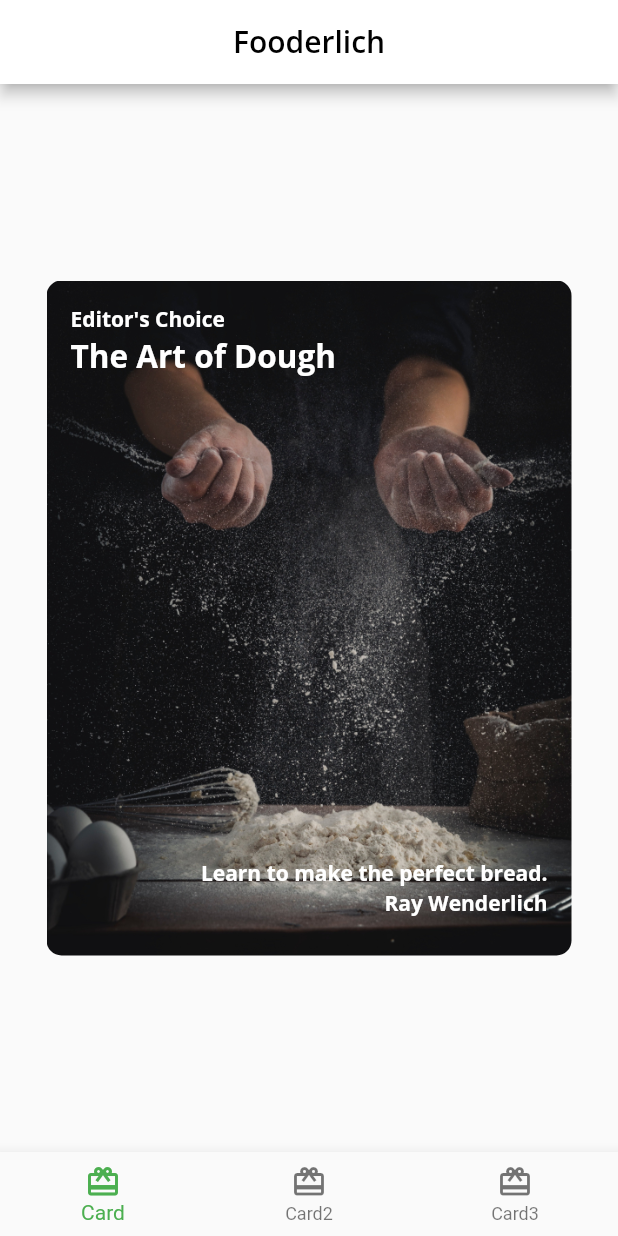
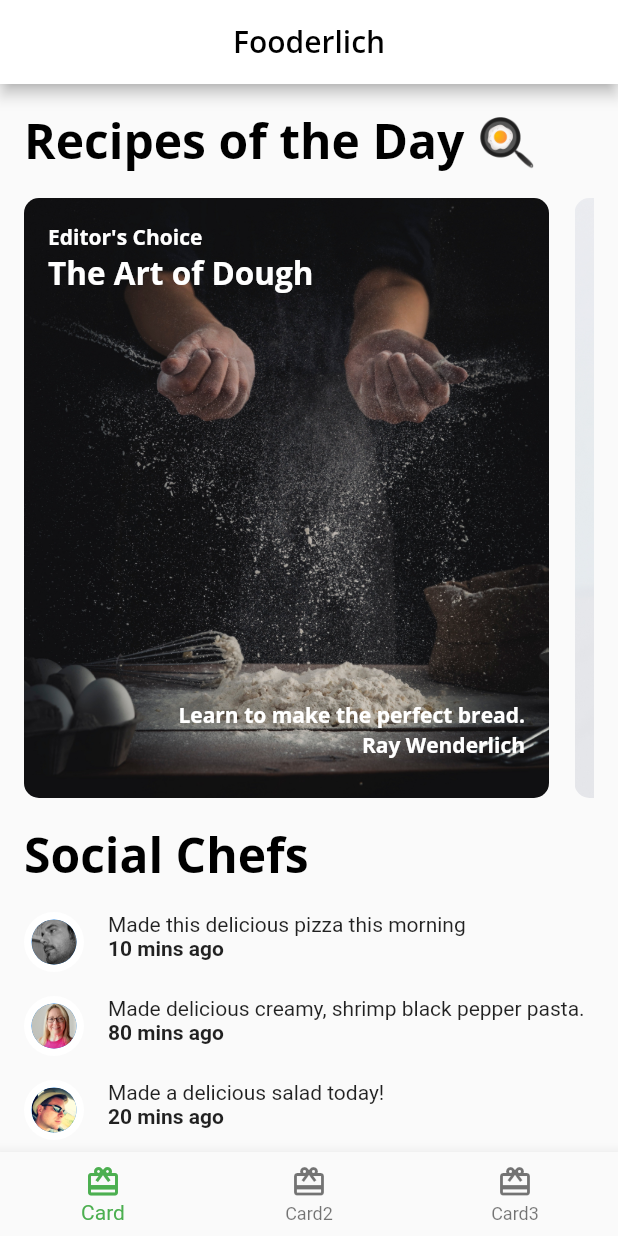
Before and after one commit to Alan13377/Flutter-recipes, a Flutter app: the screen it shows after launch, on a phone screen of 412 x 824 dp. Run offline on Flutter 3.47's test engine with Material 2 defaults, Android fonts, the phone set to English and light mode, and no system bars; our stand-ins replace google_fonts.

Commit message:
Creacion de un ListView Anidado

```diff
--- a/lib/models/explore_data.dart
+++ b/lib/models/explore_data.dart
@@ -1,8 +1,11 @@
 import 'package:fooderlich/models/explore_recipe.dart';
+import 'package:fooderlich/models/post.dart';
 
+//*Modelo para agrupar dos conjuntos de datos
+//*Contiene la lista de ExploreRecipes y la lista de Post
 class ExploreData {
   final List<ExploreRecipe> todayRecipes;
-  final List friendsPost;
+  final List<Post> friendsPost;
 
   ExploreData(this.todayRecipes, this.friendsPost);
 }
--- a/lib/models/explore_recipe.dart
+++ b/lib/models/explore_recipe.dart
@@ -8,6 +8,8 @@ class RecipeCardType {
   static const card3 = "card3";
 }
 
+//* Modelo que mostrara todos los detalles de una receta
+//*Contiene los ingredientes, las intrucciones, duracion etc
 class ExploreRecipe {
   String id;
   String cardType;
--- a/lib/models/ingredients.dart
+++ b/lib/models/ingredients.dart
@@ -1,3 +1,4 @@
+//*Modelo que mostrara los ingredientes de la receta
 class Ingredients {
   String imageUrl;
   String title;
--- a/lib/models/instruction.dart
+++ b/lib/models/instruction.dart
@@ -1,3 +1,4 @@
+//*Modelo que dara las intrucciones para cocinar la receta
 class Instruction {
   String imageUrl;
   String description;
--- a/lib/models/post.dart
+++ b/lib/models/post.dart
@@ -1,3 +1,4 @@
+//*Modelo para describir una publicacion de un amigo
 class Post {
   String id;
   String profileImageUrl;
--- a/lib/models/sample_recipe.dart
+++ b/lib/models/simple_recipe.dart
@@ -1,3 +1,4 @@
+//*Mmustra la dificultad de la receta
 class SimpleRecipe {
   String id;
   String dishImage;
--- /dev/null
+++ b/lib/pages/explore_page.dart
@@ -0,0 +1,41 @@
+import 'package:flutter/material.dart';
+import 'package:fooderlich/api/mock_fooderlich_service.dart';
+import 'package:fooderlich/widgets/friend_post_listview.dart';
+import 'package:fooderlich/widgets/today_recipe_list_view.dart';
+
+//*Pagina que contiene el ListView Principal
+class ExplorerPage extends StatelessWidget {
+  //*Instancia de la Clase MockFooderlichService
+  final mockService = MockFooderlichService();
+
+  ExplorerPage({super.key});
+
+  @override
+  Widget build(BuildContext context) {
+    return FutureBuilder(
+      future: mockService.getExplorerData(),
+      builder: (context, snapshot) {
+        if (snapshot.connectionState == ConnectionState.done) {
+          //*ListView Anidado
+          //*ListView de scroll vertical, el cual contiene otro ListView de scroll horizontal
+          return ListView(
+            scrollDirection: Axis.vertical,
+            children: [
+              //*ListView Recetas del dia
+              TodayRecipeListView(recipes: snapshot.data!.todayRecipes),
+              const SizedBox(
+                height: 16,
+              ),
+              //*ListView Post de amigos
+              FriendPostListView(friendsPost: snapshot.data!.friendsPost)
+            ],
+          );
+        } else {
+          return const Center(
+            child: CircularProgressIndicator(),
+          );
+        }
+      },
+    );
+  }
+}
--- a/lib/pages/home_page.dart
+++ b/lib/pages/home_page.dart
@@ -1,7 +1,6 @@
 import 'package:flutter/material.dart';
-import 'package:fooderlich/widgets/card1.dart';
-import 'package:fooderlich/widgets/card2.dart';
-import 'package:fooderlich/widgets/card3.dart';
+import 'package:fooderlich/models/explore_recipe.dart';
+import 'package:fooderlich/pages/explore_page.dart';
 
 class HomePage extends StatefulWidget {
   const HomePage({super.key});
@@ -13,11 +12,10 @@ class HomePage extends StatefulWidget {
 class _HomePageState extends State<HomePage> {
   //*Pagina inicial
   int selectedIndex = 0;
+  late ExploreRecipe recipe;
   //*Lista de Paginas
   List pages = <Widget>[
-    const Card1(),
-    const Card2(),
-    const Card3(),
+    ExplorerPage(),
   ];
 
   @override
--- a/lib/widgets/card1.dart
+++ b/lib/widgets/card1.dart
@@ -1,12 +1,14 @@
 import 'package:flutter/material.dart';
+import 'package:fooderlich/models/explore_recipe.dart';
 import 'package:fooderlich/utils/theme.dart';
 
 class Card1 extends StatelessWidget {
+  final ExploreRecipe recipe;
   final String category = "Editor's Choice";
   final String title = "The Art of Dough";
   final String description = "Learn to make the perfect bread.";
   final String chef = "Ray Wenderlich";
-  const Card1({super.key});
+  const Card1({super.key, required this.recipe});
 
   @override
   Widget build(BuildContext context) {
@@ -18,12 +20,12 @@ class Card1 extends StatelessWidget {
           width: 350,
           height: 450,
         ),
-        decoration: const BoxDecoration(
+        decoration: BoxDecoration(
           image: DecorationImage(
-            image: AssetImage("assets/mag1.png"),
+            image: AssetImage(recipe.backgroundImage),
             fit: BoxFit.cover,
           ),
-          borderRadius: BorderRadius.all(
+          borderRadius: const BorderRadius.all(
             Radius.circular(10),
           ),
         ),
@@ -31,13 +33,13 @@ class Card1 extends StatelessWidget {
         child: Stack(
           children: [
             Text(
-              category,
+              recipe.subtitle,
               style: FooderlichTheme.darkTextTheme.bodyLarge,
             ),
             Positioned(
               top: 20,
               child: Text(
-                title,
+                recipe.title,
                 style: FooderlichTheme.darkTextTheme.displayMedium,
               ),
             ),
@@ -45,7 +47,7 @@ class Card1 extends StatelessWidget {
               bottom: 30,
               right: 0,
               child: Text(
-                description,
+                recipe.message,
                 style: FooderlichTheme.darkTextTheme.bodyLarge,
               ),
             ),
@@ -53,7 +55,7 @@ class Card1 extends StatelessWidget {
               bottom: 10,
               right: 0,
               child: Text(
-                chef,
+                recipe.authorName,
                 style: FooderlichTheme.darkTextTheme.bodyLarge,
               ),
             ),
--- a/lib/widgets/card2.dart
+++ b/lib/widgets/card2.dart
@@ -1,9 +1,11 @@
 import 'package:flutter/material.dart';
+import 'package:fooderlich/models/explore_recipe.dart';
 import 'package:fooderlich/utils/theme.dart';
 import 'package:fooderlich/widgets/author_card.dart';
 
 class Card2 extends StatelessWidget {
-  const Card2({super.key});
+  final ExploreRecipe recipe;
+  const Card2({super.key, required this.recipe});
 
   @override
   Widget build(BuildContext context) {
@@ -13,12 +15,12 @@ class Card2 extends StatelessWidget {
           width: 350,
           height: 450,
         ),
-        decoration: const BoxDecoration(
+        decoration: BoxDecoration(
           image: DecorationImage(
-            image: AssetImage("assets/mag5.png"),
+            image: AssetImage(recipe.backgroundImage),
             fit: BoxFit.cover,
           ),
-          borderRadius: BorderRadius.all(
+          borderRadius: const BorderRadius.all(
             Radius.circular(
               10,
             ),
@@ -28,10 +30,10 @@ class Card2 extends StatelessWidget {
         //*Columna que contendra la authorCard y los textos
         child: Column(
           children: [
-            const AuthorCard(
-              authorName: "Alan Gustavo",
-              title: "Front-end Developer",
-              imageProvider: AssetImage("assets/author_katz.jpeg"),
+            AuthorCard(
+              authorName: recipe.authorName,
+              title: recipe.title,
+              imageProvider: AssetImage(recipe.profileImage),
             ),
             Expanded(
               child: Stack(
@@ -40,7 +42,7 @@ class Card2 extends StatelessWidget {
                     bottom: 16,
                     right: 16,
                     child: Text(
-                      "Recipe",
+                      recipe.title,
                       style: FooderlichTheme.lightTextTheme.displayLarge,
                     ),
                   ),
@@ -51,7 +53,7 @@ class Card2 extends StatelessWidget {
                     child: RotatedBox(
                       quarterTurns: 3,
                       child: Text(
-                        "Smoothies",
+                        recipe.subtitle,
                         style: FooderlichTheme.lightTextTheme.displayLarge,
                       ),
                     ),
--- a/lib/widgets/card3.dart
+++ b/lib/widgets/card3.dart
@@ -1,8 +1,10 @@
 import 'package:flutter/material.dart';
+import 'package:fooderlich/models/explore_recipe.dart';
 import 'package:fooderlich/utils/theme.dart';
 
 class Card3 extends StatelessWidget {
-  const Card3({super.key});
+  final ExploreRecipe recipe;
+  const Card3({super.key, required this.recipe});
 
   @override
   Widget build(BuildContext context) {
@@ -13,12 +15,12 @@ class Card3 extends StatelessWidget {
           width: 350,
           height: 450,
         ),
-        decoration: const BoxDecoration(
+        decoration: BoxDecoration(
           image: DecorationImage(
-            image: AssetImage("assets/mag2.png"),
+            image: AssetImage(recipe.backgroundImage),
             fit: BoxFit.cover,
           ),
-          borderRadius: BorderRadius.all(
+          borderRadius: const BorderRadius.all(
             Radius.circular(10),
           ),
         ),
@@ -47,7 +49,7 @@ class Card3 extends StatelessWidget {
                   height: 8,
                 ),
                 Text(
-                  "Recipe Trends",
+                  recipe.title,
                   style: FooderlichTheme.darkTextTheme.displayMedium,
                 ),
                 const SizedBox(
--- /dev/null
+++ b/lib/widgets/friend_post_listview.dart
@@ -0,0 +1,50 @@
+import 'package:flutter/material.dart';
+import 'package:fooderlich/models/post.dart';
+import 'package:fooderlich/widgets/friend_post_tile.dart';
+
+class FriendPostListView extends StatelessWidget {
+  final List<Post> friendsPost;
+  const FriendPostListView({super.key, required this.friendsPost});
+
+  @override
+  Widget build(BuildContext context) {
+    return Padding(
+      padding: const EdgeInsets.only(
+        left: 16,
+        right: 16,
+        top: 0,
+      ),
+      child: Column(
+        crossAxisAlignment: CrossAxisAlignment.start,
+        children: [
+          Text(
+            "Social Chefs",
+            style: Theme.of(context).textTheme.displayLarge,
+          ),
+          const SizedBox(
+            height: 16,
+          ),
+          ListView.separated(
+              //*Permite saber que esta no es la vista de desplazamiento principal
+              primary: false,
+              physics: const NeverScrollableScrollPhysics(),
+              shrinkWrap: true,
+              itemBuilder: (context, index) {
+                final post = friendsPost[index];
+
+                return FriendPostTile(post: post);
+              },
+              separatorBuilder: (context, index) {
+                return const SizedBox(
+                  height: 16,
+                );
+              },
+              itemCount: friendsPost.length),
+          const SizedBox(
+            height: 16,
+          ),
+        ],
+      ),
+    );
+  }
+}
--- /dev/null
+++ b/lib/widgets/friend_post_tile.dart
@@ -0,0 +1,38 @@
+import 'package:flutter/material.dart';
+import 'package:fooderlich/models/post.dart';
+import 'package:fooderlich/widgets/circle_image.dart';
+
+//*Custom Tile para los Post
+class FriendPostTile extends StatelessWidget {
+  final Post post;
+  const FriendPostTile({super.key, required this.post});
+
+  @override
+  Widget build(BuildContext context) {
+    return Row(
+      crossAxisAlignment: CrossAxisAlignment.start,
+      mainAxisAlignment: MainAxisAlignment.start,
+      children: [
+        CircleImage(
+          imageProvider: AssetImage(post.profileImageUrl),
+          imageRadius: 20,
+        ),
+        const SizedBox(
+          width: 16,
+        ),
+        Expanded(
+          child: Column(
+            crossAxisAlignment: CrossAxisAlignment.start,
+            children: [
+              Text(post.comment),
+              Text(
+                "${post.timestamp} mins ago",
+                style: const TextStyle(fontWeight: FontWeight.w700),
+              )
+            ],
+          ),
+        ),
+      ],
+    );
+  }
+}
--- /dev/null
+++ b/lib/widgets/today_recipe_list_view.dart
@@ -0,0 +1,66 @@
+import 'package:flutter/material.dart';
+import 'package:fooderlich/models/explore_recipe.dart';
+import 'package:fooderlich/widgets/card1.dart';
+import 'package:fooderlich/widgets/card2.dart';
+import 'package:fooderlich/widgets/card3.dart';
+
+//*Clase que retorna un ListView de las recetas del dia
+class TodayRecipeListView extends StatelessWidget {
+  final List<ExploreRecipe> recipes;
+  const TodayRecipeListView({super.key, required this.recipes});
+
+  @override
+  Widget build(BuildContext context) {
+    return Padding(
+      padding: const EdgeInsets.only(
+        left: 16,
+        right: 16,
+        top: 16,
+      ),
+      child: Column(
+        crossAxisAlignment: CrossAxisAlignment.start,
+        children: [
+          Text(
+            "Recipes of the Day 🍳",
+            style: Theme.of(context).textTheme.displayLarge,
+          ),
+          const SizedBox(
+            height: 16,
+          ),
+          Container(
+            height: 400,
+            color: Colors.transparent,
+            child: ListView.separated(
+              itemCount: recipes.length,
+              scrollDirection: Axis.horizontal,
+              itemBuilder: (context, index) {
+                final recipe = recipes[index];
+
+                //*Renderizando la tarjeta
+                return buildCard(recipe);
+              },
+              separatorBuilder: (context, index) {
+                return const SizedBox(
+                  width: 17,
+                );
+              },
+            ),
+          ),
+        ],
+      ),
+    );
+  }
+
+  //*Metodo para determinar el tipo de tarjeta a mostrar
+  buildCard(ExploreRecipe recipe) {
+    if (recipe.cardType == RecipeCardType.card1) {
+      return Card1(recipe: recipe);
+    } else if (recipe.cardType == RecipeCardType.card2) {
+      return Card2(recipe: recipe);
+    } else if (recipe.cardType == RecipeCardType.card3) {
+      return Card3(recipe: recipe);
+    } else {
+      throw Exception('This card doesn\'t exist yet');
+    }
+  }
+}
```
Also changed, not shown: lib/api/mock_fooderlich_service.dart (+5 -4 lines).
